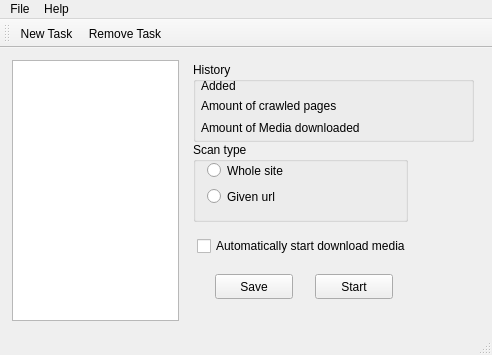
Before: the Qt Designer form ui/mediasitedownloder.ui in pussbb/QMediaSiteDownloader, drawn with Qt 5.
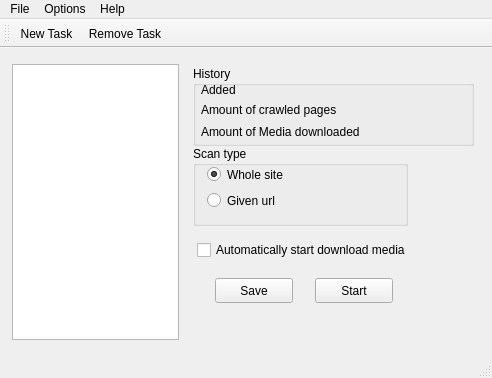
After: the same form once the commit is applied. Icons and pictures are not drawn.

Commit message: add lang menu

```diff
--- a/ui/mediasitedownloder.ui
+++ b/ui/mediasitedownloder.ui
@@ -6,8 +6,8 @@
    <rect>
     <x>0</x>
     <y>0</y>
-    <width>484</width>
-    <height>355</height>
+    <width>488</width>
+    <height>378</height>
    </rect>
   </property>
   <property name="windowTitle">
@@ -37,6 +37,12 @@
             <height>253</height>
            </size>
           </property>
+          <property name="maximumSize">
+           <size>
+            <width>213</width>
+            <height>276</height>
+           </size>
+          </property>
          </widget>
         </item>
         <item row="0" column="1">
@@ -71,6 +77,9 @@
             <property name="text">
              <string>Whole site</string>
             </property>
+            <property name="checked">
+             <bool>true</bool>
+            </property>
            </widget>
            <widget class="QRadioButton" name="scanurl">
             <property name="geometry">
@@ -230,7 +239,7 @@
     <rect>
      <x>0</x>
      <y>0</y>
-     <width>484</width>
+     <width>488</width>
      <height>25</height>
     </rect>
    </property>
@@ -248,7 +257,13 @@
     <addaction name="actionAbout"/>
     <addaction name="actionAbout_QT"/>
    </widget>
+   <widget class="QMenu" name="menuOptions">
+    <property name="title">
+     <string>Options</string>
+    </property>
+   </widget>
    <addaction name="menuFile"/>
+   <addaction name="menuOptions"/>
    <addaction name="menuHelp"/>
   </widget>
   <widget class="QToolBar" name="mainToolBar">
```
The commit also changes 14 other files.
